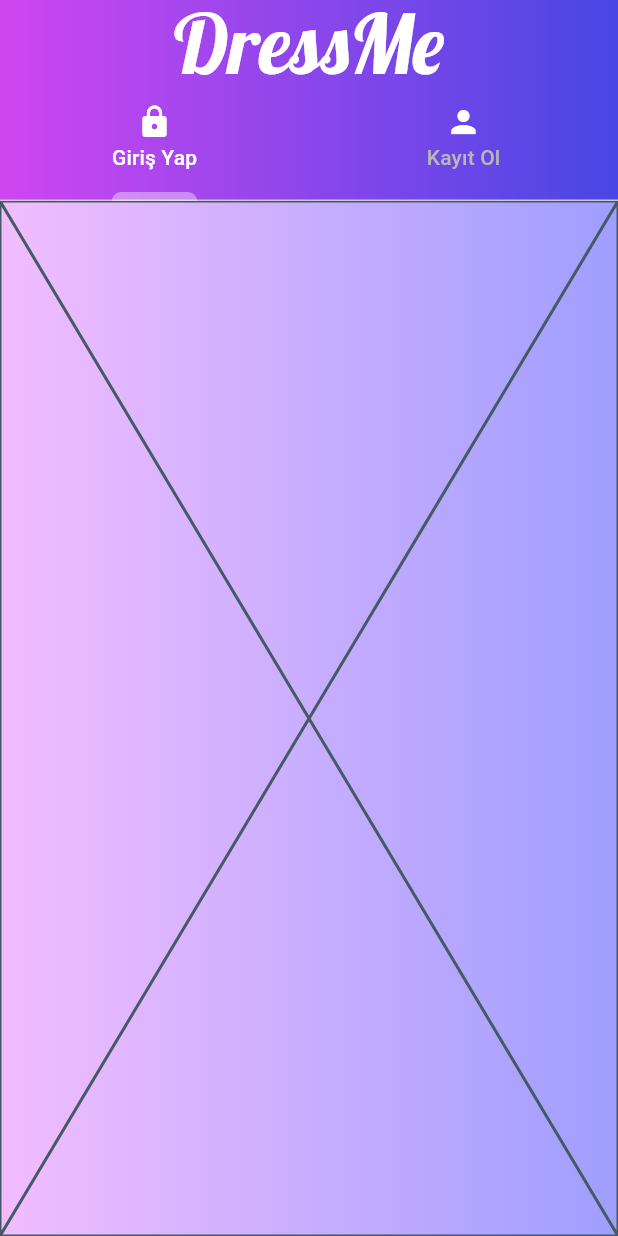
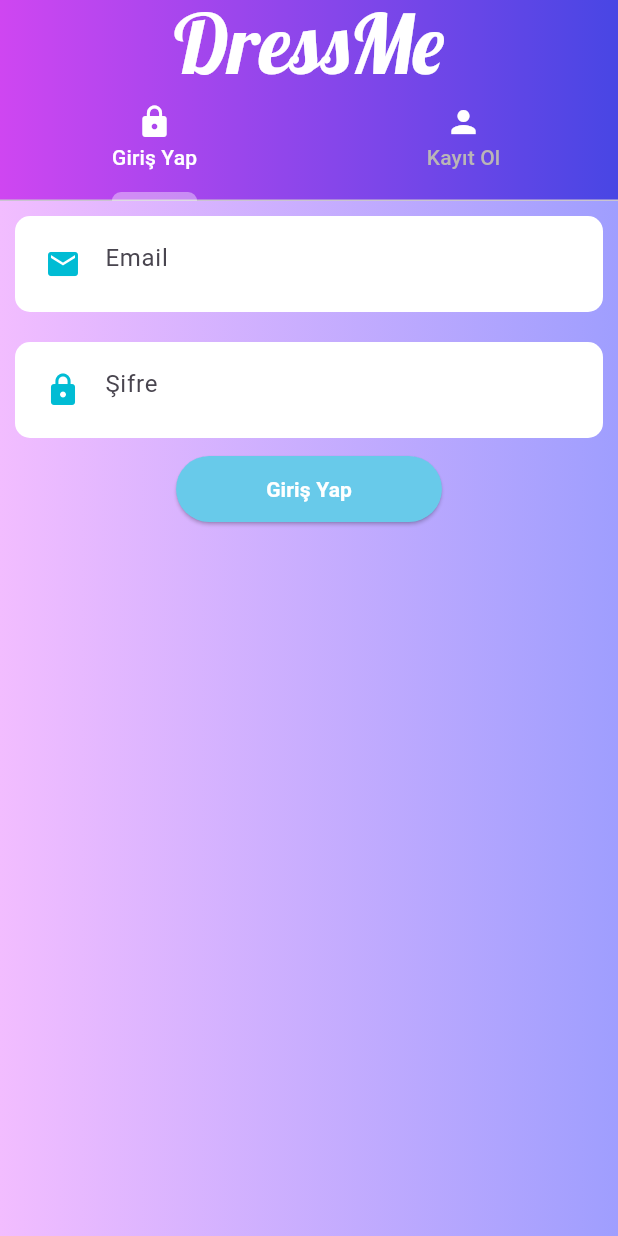
Before and after one commit to DressMeProject/DressMe, a Flutter app: the screen it shows after launch, on a phone screen of 412 x 824 dp. Run offline on Flutter 3.47's test engine with Material 3 defaults, Android fonts, the phone set to English and light mode, and no system bars; our stand-ins replace image_picker.

Commit message:
login.dart

```diff
--- a/dressme/lib/routes/authentication/login.dart
+++ b/dressme/lib/routes/authentication/login.dart
@@ -1,3 +1,6 @@
+import 'package:dressme/widgets/custom_text_field.dart';
+import 'package:dressme/widgets/error_dialog.dart';
+import 'package:dressme/widgets/loading_dialog.dart';
 import 'package:flutter/material.dart';
 
 class LoginScreen extends StatefulWidget {
@@ -8,8 +11,138 @@ class LoginScreen extends StatefulWidget {
 }
 
 class _LoginScreenState extends State<LoginScreen> {
+  final GlobalKey<FormState> _formKey = GlobalKey<FormState>();
+  TextEditingController emailController = TextEditingController();
+  TextEditingController passwordController = TextEditingController();
+
+  formValidation() {
+    if (emailController.text.isNotEmpty && passwordController.text.isNotEmpty) {
+      //login
+      loginNow();
+    } else {
+      showDialog(
+          context: context,
+          builder: (c) {
+            return ErrorDialog(
+              message: "Lütfen mail adresinizi ve şifrenizi yazdığınızdan emin olun.",
+            );
+          });
+    }
+  }
+
+  loginNow() async {
+    showDialog(
+        context: context,
+        builder: (c) {
+          return LoadingDialog(
+            message: "Bilgileriniz kontrol ediliyor",
+          );
+        });
+
+    // User? currentUser;
+    // await firebaseAuth
+    //     .signInWithEmailAndPassword(
+    //   email: emailController.text.trim(),
+    //   password: passwordController.text.trim(),
+    // )
+    //     .then((auth) {
+    //   currentUser = auth.user!;
+    // }).catchError((error) {
+    //   Navigator.pop(context);
+    //   showDialog(
+    //       context: context,
+    //       builder: (c) {
+    //         return ErrorDialog(
+    //           message: "Kullanıcı adı sisteme kayıtlı değil. Lütfen önce kayıt olun.",
+    //         );
+    //       });
+    // });
+    // if (currentUser != null) {
+    //   readDataAndSetDataLocally(currentUser!);
+    // }
+  }
+
+  // Future readDataAndSetDataLocally(User currentUser) async {
+  //   await FirebaseFirestore.instance.collection("sellers").doc(currentUser.uid).get().then((snapshot) async {
+  //     if (snapshot.exists) {
+  //       await sharedPreferences!.setString("uid", currentUser.uid);
+  //       await sharedPreferences!.setString("email", snapshot.data()!["sellerEmail"]);
+  //       await sharedPreferences!.setString("name", snapshot.data()!["sellerName"]);
+  //       await sharedPreferences!.setString("photoUrl", snapshot.data()!["sellerAvatarUrl"]);
+
+  //       Navigator.pop(context);
+  //       Navigator.push(context, MaterialPageRoute(builder: (c) => const HomeScreen()));
+  //     } else {
+  //       firebaseAuth.signOut();
+  //       Navigator.pop(context);
+  //       Navigator.push(context, MaterialPageRoute(builder: (c) => const AuthScreen()));
+
+  //       showDialog(
+  //           context: context,
+  //           builder: (c) {
+  //             return ErrorDialog(
+  //               message: "Kayıt Bulunamadı.",
+  //             );
+  //           });
+  //     }
+  //   });
+
   @override
   Widget build(BuildContext context) {
-    return const Placeholder();
+    return SingleChildScrollView(
+      child: Column(
+        mainAxisSize: MainAxisSize.max,
+        children: [
+          // Container(
+          //   alignment: Alignment.bottomCenter,
+          //   child: Padding(
+          //     padding: EdgeInsets.all(15),
+          //     child: Image.asset(
+          //       "images/seller.png",
+          //       height: 270,
+          //     ),
+          //   ),
+          // ),
+          Form(
+            key: _formKey,
+            child: Column(
+              children: [
+                CustomTextField(
+                  data: Icons.email,
+                  controller: emailController,
+                  hintText: "Email",
+                  isObsecre: false,
+                ),
+                CustomTextField(
+                  data: Icons.lock,
+                  controller: passwordController,
+                  hintText: "Şifre",
+                  isObsecre: true,
+                ),
+              ],
+            ),
+          ),
+          ElevatedButton(
+            child: const Text(
+              "Giriş Yap",
+              style: TextStyle(
+                color: Colors.white,
+                fontWeight: FontWeight.bold,
+              ),
+            ),
+            style: ElevatedButton.styleFrom(
+              primary: Color(0xFF68CAEA),
+              padding: const EdgeInsets.symmetric(horizontal: 60, vertical: 12),
+            ),
+            onPressed: () {
+              formValidation();
+            },
+          ),
+          const SizedBox(
+            height: 30,
+          ),
+        ],
+      ),
+    );
   }
 }
```
